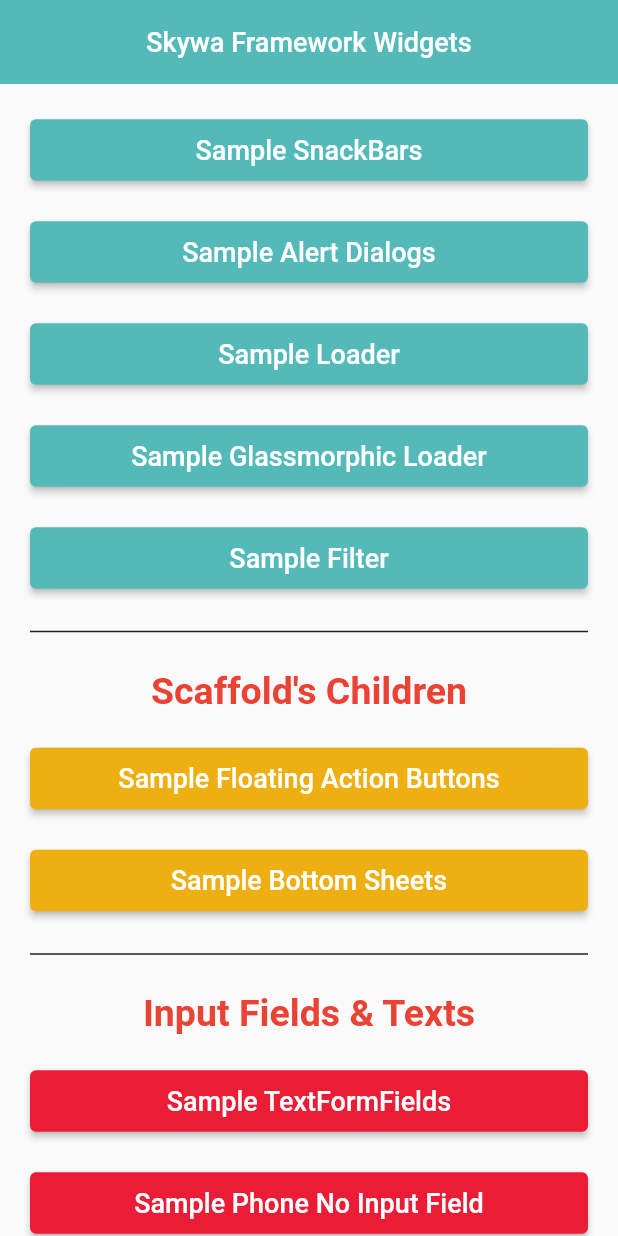
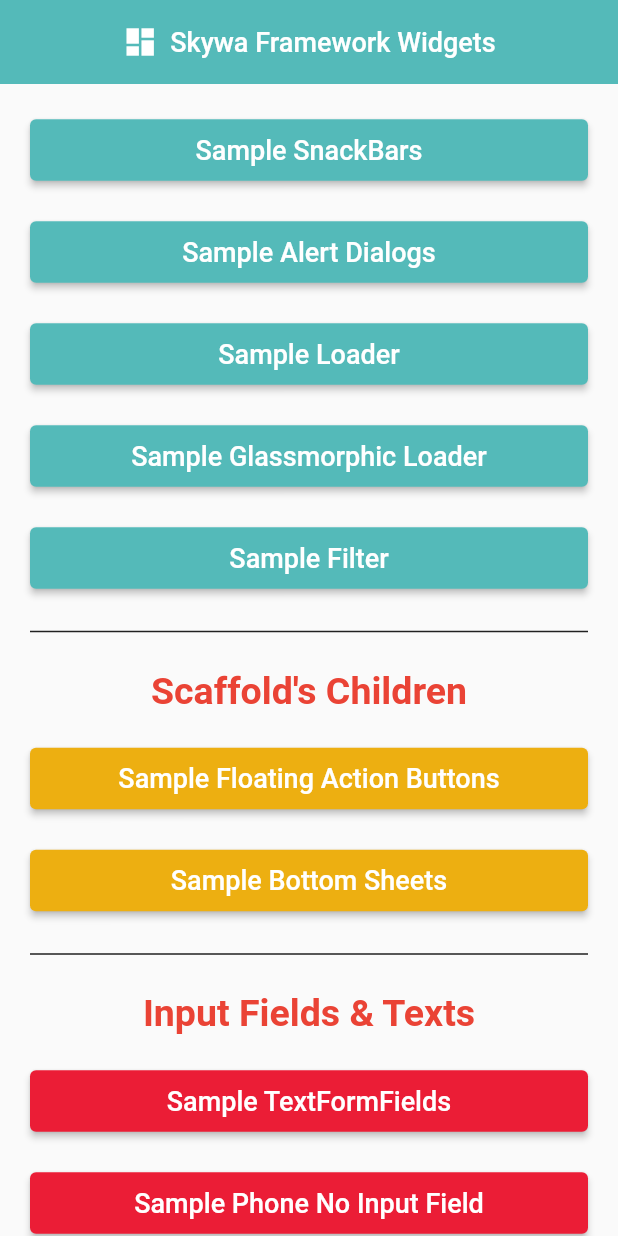
Before and after one commit to skyvaSolutions/skywa_framework_widgets, a Flutter app: the screen it shows after launch, on a phone screen of 412 x 824 dp. Run offline on Flutter 3.47's test engine with Material 2 defaults, Android fonts, the phone set to English and light mode, and no system bars; our stand-ins replace auto_size_text, cached_network_image, fluttertoast, image_cropper, image_picker, intl_phone_number_input and 1 more; project files that could hold a hidden picture were left out.

Commit message:
title icon parameter added in SkywaAppBar

```diff
--- a/example/lib/all_widgets_screen.dart
+++ b/example/lib/all_widgets_screen.dart
@@ -43,6 +43,7 @@ class _AllWidgetsScreenState extends State<AllWidgetsScreen> {
         preferredSize: const Size.fromHeight(kToolbarHeight),
         child: SkywaAppBar(
           appbarText: 'Skywa Framework Widgets',
+          titleIcon: const Icon(Icons.dashboard),
           bottom: PreferredSize(
             preferredSize: const Size.fromHeight(48.0),
             child: Container(),
--- a/lib/skywa_appbar.dart
+++ b/lib/skywa_appbar.dart
@@ -9,6 +9,7 @@ class SkywaAppBar extends StatelessWidget {
   final double? size;
   final List<Widget>? actions;
   final PreferredSizeWidget? bottom;
+  final Widget? titleIcon;
 
   SkywaAppBar({
     Key? key,
@@ -18,6 +19,7 @@ class SkywaAppBar extends StatelessWidget {
     this.size,
     this.actions,
     this.bottom,
+    this.titleIcon,
   }) : super(key: key);
 
   @override
@@ -37,11 +39,24 @@ class SkywaAppBar extends StatelessWidget {
       elevation: 0.0,
       backgroundColor: Theme.of(context).primaryColor,
       leading: backIconButton,
-      title: SkywaText(
-        appbarText,
-        color: Colors.white,
-        fontWeight: FontWeight.w500,
-      ),
+      title: titleIcon != null
+          ? Row(
+              mainAxisAlignment: MainAxisAlignment.center,
+              children: [
+                titleIcon!,
+                const SizedBox(width: 8.0),
+                SkywaText(
+                  appbarText,
+                  color: Colors.white,
+                  fontWeight: FontWeight.w500,
+                )
+              ],
+            )
+          : SkywaText(
+              appbarText,
+              color: Colors.white,
+              fontWeight: FontWeight.w500,
+            ),
       bottom: bottom,
       actions: actions ?? [],
     );
```
